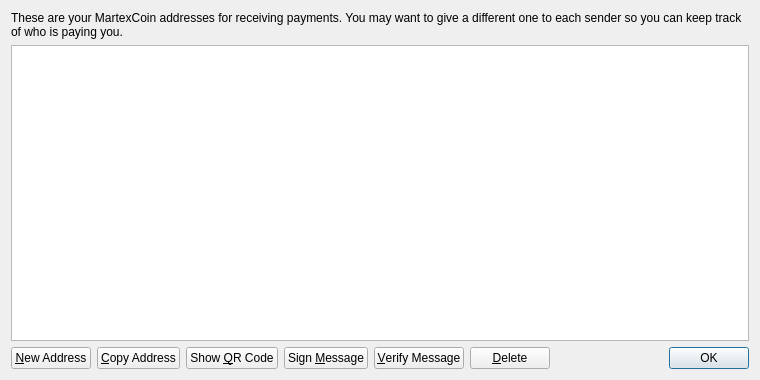
First picture: the form in src/qt/forms/addressbookpage.ui, repository martexcoin/martexcoin_4x, before the edit.
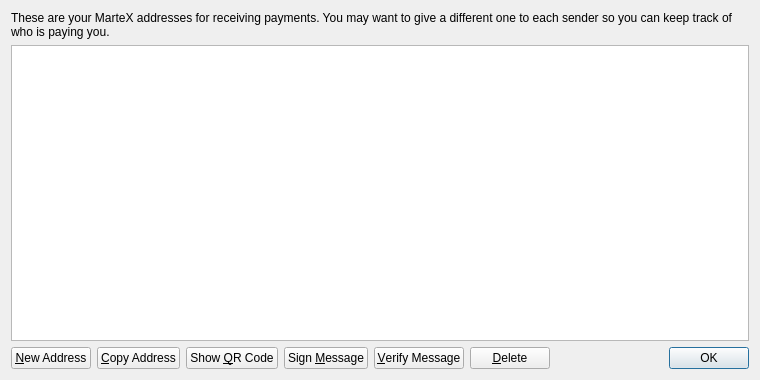
Second picture: the form after the edit. Icons and pictures are not drawn.

The edit to the form file:
```diff
--- a/src/qt/forms/addressbookpage.ui
+++ b/src/qt/forms/addressbookpage.ui
@@ -17,7 +17,7 @@
    <item>
     <widget class="QLabel" name="labelExplanation">
      <property name="text">
-      <string>These are your MartexCoin addresses for receiving payments. You may want to give a different one to each sender so you can keep track of who is paying you.</string>
+      <string>These are your MarteX addresses for receiving payments. You may want to give a different one to each sender so you can keep track of who is paying you.</string>
      </property>
      <property name="textFormat">
       <enum>Qt::PlainText</enum>
```
Left out of the diff: 31 changed lines with no effect on the pictures.
